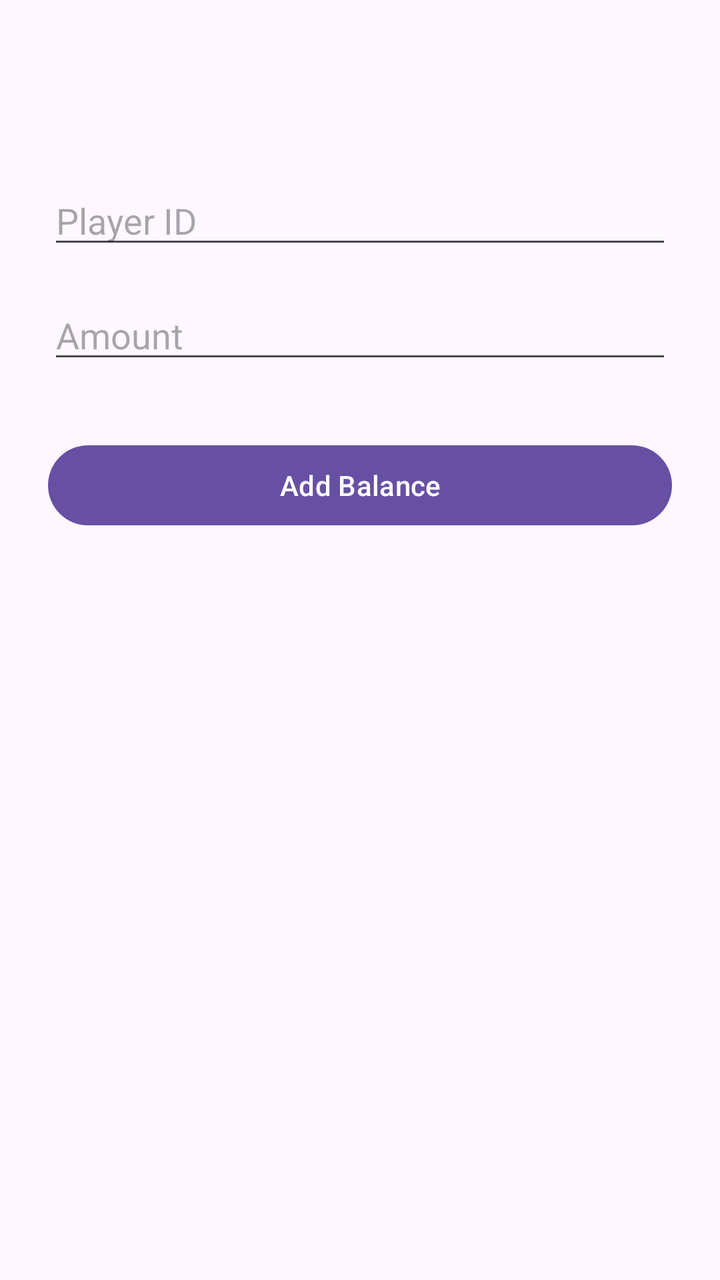
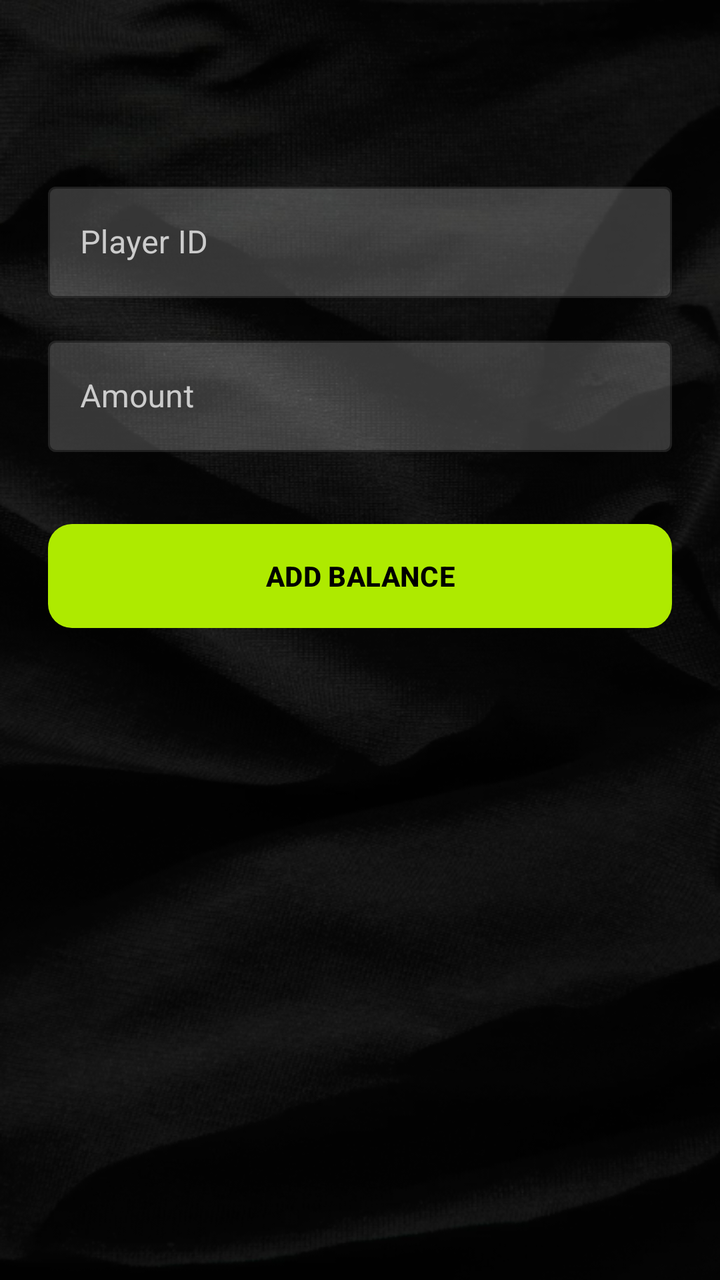

The first picture is an Android layout as it rendered before a commit; the second is the same layout after the commit. The layout source and the unified diff follow.
<!-- AndroidManifest.xml: application theme Theme.MyApplication -->
<!-- res/layout/activity_add_balance.xml -->
<?xml version="1.0" encoding="utf-8"?>

<LinearLayout xmlns:android="http://schemas.android.com/apk/res/android"
    android:layout_width="match_parent"
    android:layout_height="match_parent"
    android:orientation="vertical"
    android:padding="24dp">

    <ProgressBar
        android:id="@+id/progress_bar"
        android:layout_width="wrap_content"
        android:layout_height="wrap_content"
        android:layout_gravity="center"
        android:visibility="gone" />

    <EditText
        android:id="@+id/et_player_id"
        android:layout_width="match_parent"
        android:layout_height="wrap_content"
        android:hint="Player ID"
        android:layout_marginTop="64dp" />

    <EditText
        android:id="@+id/et_amount"
        android:layout_width="match_parent"
        android:layout_height="wrap_content"
        android:hint="Amount"
        android:inputType="numberDecimal"
        android:layout_marginTop="16dp" />

    <Button
        android:id="@+id/btn_add_balance"
        android:layout_width="match_parent"
        android:layout_height="wrap_content"
        android:text="Add Balance"
        android:layout_marginTop="32dp" />
</LinearLayout>
<!-- resources referenced by this layout -->
<resources>
  <style name="Theme.MyApplication" parent="Base.Theme.MyApplication" />
  <style name="Base.Theme.MyApplication" parent="Theme.Material3.DayNight.NoActionBar">
          
          
      </style>
</resources>

<!-- the commit's change to res/layout/activity_add_balance.xml (unified diff, before → after) -->
@@ -1,37 +1,64 @@
 <?xml version="1.0" encoding="utf-8"?>
 
 <LinearLayout xmlns:android="http://schemas.android.com/apk/res/android"
+    xmlns:app="http://schemas.android.com/apk/res-auto"
     android:layout_width="match_parent"
     android:layout_height="match_parent"
     android:orientation="vertical"
-    android:padding="24dp">
+    android:padding="24dp"
+    android:background="@null">
 
     <ProgressBar
         android:id="@+id/progress_bar"
         android:layout_width="wrap_content"
         android:layout_height="wrap_content"
         android:layout_gravity="center"
-        android:visibility="gone" />
+        android:visibility="gone"
+        android:indeterminateTint="@color/lime" />
 
-    <EditText
-        android:id="@+id/et_player_id"
+    <com.google.android.material.textfield.TextInputLayout
         android:layout_width="match_parent"
         android:layout_height="wrap_content"
         android:hint="Player ID"
-        android:layout_marginTop="64dp" />
+        android:layout_marginTop="64dp"
+        android:textColorHint="#CCCCCC"
+        style="@style/Widget.MaterialComponents.TextInputLayout.OutlinedBox"
+        app:boxStrokeColor="@color/lime"
+        app:hintTextColor="@color/lime"
+        app:boxBackgroundColor="@color/glass_input">
+        <com.google.android.material.textfield.TextInputEditText
+            android:id="@+id/et_player_id"
+            android:layout_width="match_parent"
+            android:layout_height="wrap_content"
+            android:textColor="@color/white" />
+    </com.google.android.material.textfield.TextInputLayout>
 
-    <EditText
-        android:id="@+id/et_amount"
+    <com.google.android.material.textfield.TextInputLayout
         android:layout_width="match_parent"
         android:layout_height="wrap_content"
         android:hint="Amount"
-        android:inputType="numberDecimal"
-        android:layout_marginTop="16dp" />
+        android:layout_marginTop="16dp"
+        android:textColorHint="#CCCCCC"
+        style="@style/Widget.MaterialComponents.TextInputLayout.OutlinedBox"
+        app:boxStrokeColor="@color/lime"
+        app:hintTextColor="@color/lime"
+        app:boxBackgroundColor="@color/glass_input">
+        <com.google.android.material.textfield.TextInputEditText
+            android:id="@+id/et_amount"
+            android:layout_width="match_parent"
+            android:layout_height="wrap_content"
+            android:inputType="numberDecimal"
+            android:textColor="@color/white" />
+    </com.google.android.material.textfield.TextInputLayout>
 
-    <Button
+    <com.google.android.material.button.MaterialButton
         android:id="@+id/btn_add_balance"
         android:layout_width="match_parent"
-        android:layout_height="wrap_content"
-        android:text="Add Balance"
-        android:layout_marginTop="32dp" />
+        android:layout_height="60dp"
+        android:text="ADD BALANCE"
+        android:layout_marginTop="32dp"
+        app:cornerRadius="12dp"
+        android:textStyle="bold"
+        android:textColor="@color/black"
+        app:backgroundTint="@color/lime" />
 </LinearLayout>
<!-- resource entries referenced after the edit -->
@@ -1,9 +1,17 @@
 <!-- resources referenced by this layout -->
 <resources>
+  <color name="black">#FF000000</color>
+  <color name="glass_input">#33FFFFFF</color>
+  <color name="lime">#AEEA00</color>
+  <color name="white">#FFFFFFFF</color>
   <style name="Theme.MyApplication" parent="Base.Theme.MyApplication" />
   <style name="Base.Theme.MyApplication" parent="Theme.Material3.DayNight.NoActionBar">
           
           
+          <item name="android:windowBackground">@drawable/app_background</item>
+          <item name="android:windowTranslucentStatus">true</item>
+          <item name="android:windowTranslucentNavigation">true</item>
       </style>
+  <!-- drawable app_background: png bitmap (drawable, 230819 bytes) -->
 </resources>
 
